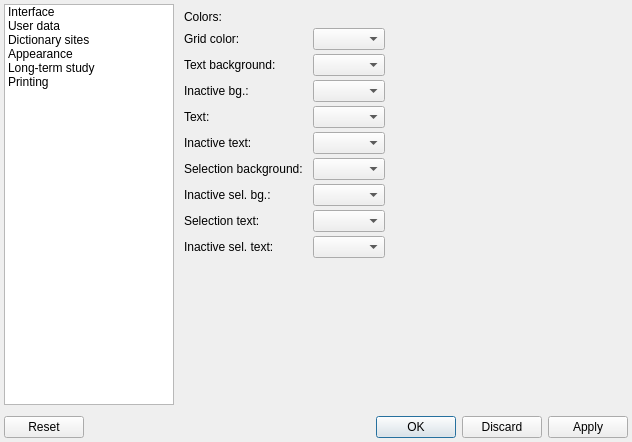
This is settingsform.ui in z1dev/zkanji as Qt 5 draws it before an edit. The edited form follows.
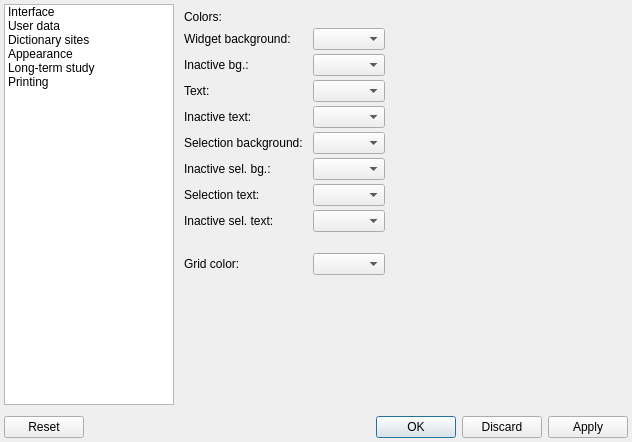
This is the edited form. The open tabs and pages were chosen to show the change. Icons and pictures are not drawn. Custom widgets are drawn as their Qt base class.

Commit message: * Added "grid" to color lookup function. * Added bar chart class called ZStatView.

Diff of the .ui file:
```diff
--- a/settingsform.ui
+++ b/settingsform.ui
@@ -3013,31 +3013,14 @@
                </widget>
               </item>
               <item row="1" column="0">
-               <widget class="QLabel" name="label_60">
-                <property name="text">
-                 <string>Grid color:</string>
-                </property>
-               </widget>
-              </item>
-              <item row="1" column="1">
-               <widget class="ZColorComboBox" name="colGridCBox">
-                <property name="sizePolicy">
-                 <sizepolicy hsizetype="Fixed" vsizetype="Fixed">
-                  <horstretch>0</horstretch>
-                  <verstretch>0</verstretch>
-                 </sizepolicy>
-                </property>
-               </widget>
-              </item>
-              <item row="2" column="0">
                <widget class="QLabel" name="label_59">
                 <property name="text">
-                 <string>Text background:</string>
+                 <string>Widget background:</string>
                 </property>
                </widget>
               </item>
-              <item row="2" column="1">
-               <widget class="ZColorComboBox" name="bgGridCBox">
+              <item row="1" column="1">
+               <widget class="ZColorComboBox" name="colBgCBox">
                 <property name="sizePolicy">
                  <sizepolicy hsizetype="Fixed" vsizetype="Fixed">
                   <horstretch>0</horstretch>
@@ -3046,15 +3029,15 @@
                 </property>
                </widget>
               </item>
-              <item row="3" column="0">
+              <item row="2" column="0">
                <widget class="QLabel" name="label_118">
                 <property name="text">
                  <string>Inactive bg.:</string>
                 </property>
                </widget>
               </item>
-              <item row="3" column="1">
-               <widget class="ZColorComboBox" name="bgiGridCBox">
+              <item row="2" column="1">
+               <widget class="ZColorComboBox" name="coliBgCBox">
                 <property name="sizePolicy">
                  <sizepolicy hsizetype="Fixed" vsizetype="Fixed">
                   <horstretch>0</horstretch>
@@ -3063,15 +3046,15 @@
                 </property>
                </widget>
               </item>
-              <item row="4" column="0">
+              <item row="3" column="0">
                <widget class="QLabel" name="label_72">
                 <property name="text">
                  <string>Text:</string>
                 </property>
                </widget>
               </item>
-              <item row="4" column="1">
-               <widget class="ZColorComboBox" name="textGridCBox">
+              <item row="3" column="1">
+               <widget class="ZColorComboBox" name="colTextCBox">
                 <property name="sizePolicy">
                  <sizepolicy hsizetype="Fixed" vsizetype="Fixed">
                   <horstretch>0</horstretch>
@@ -3080,15 +3063,15 @@
                 </property>
                </widget>
               </item>
-              <item row="5" column="0">
+              <item row="4" column="0">
                <widget class="QLabel" name="label_120">
                 <property name="text">
                  <string>Inactive text:</string>
                 </property>
                </widget>
               </item>
-              <item row="5" column="1">
-               <widget class="ZColorComboBox" name="textiGridCBox">
+              <item row="4" column="1">
+               <widget class="ZColorComboBox" name="coliTextCBox">
                 <property name="sizePolicy">
                  <sizepolicy hsizetype="Fixed" vsizetype="Fixed">
                   <horstretch>0</horstretch>
@@ -3097,15 +3080,15 @@
                 </property>
                </widget>
               </item>
-              <item row="6" column="0">
+              <item row="5" column="0">
                <widget class="QLabel" name="label_99">
                 <property name="text">
                  <string>Selection background:</string>
                 </property>
                </widget>
               </item>
-              <item row="6" column="1">
-               <widget class="ZColorComboBox" name="selbgGridCBox">
+              <item row="5" column="1">
+               <widget class="ZColorComboBox" name="colSelBgCBox">
                 <property name="sizePolicy">
                  <sizepolicy hsizetype="Fixed" vsizetype="Fixed">
                   <horstretch>0</horstretch>
@@ -3114,15 +3097,15 @@
                 </property>
                </widget>
               </item>
-              <item row="7" column="0">
+              <item row="6" column="0">
                <widget class="QLabel" name="label_121">
                 <property name="text">
                  <string>Inactive sel. bg.:</string>
                 </property>
                </widget>
               </item>
-              <item row="7" column="1">
-               <widget class="ZColorComboBox" name="selbgiGridCBox">
+              <item row="6" column="1">
+               <widget class="ZColorComboBox" name="coliSelBgCBox">
                 <property name="sizePolicy">
                  <sizepolicy hsizetype="Fixed" vsizetype="Fixed">
                   <horstretch>0</horstretch>
@@ -3131,15 +3114,15 @@
                 </property>
                </widget>
               </item>
-              <item row="8" column="0">
+              <item row="7" column="0">
                <widget class="QLabel" name="label_117">
                 <property name="text">
                  <string>Selection text:</string>
                 </property>
                </widget>
               </item>
-              <item row="8" column="1">
-               <widget class="ZColorComboBox" name="seltextGridCBox">
+              <item row="7" column="1">
+               <widget class="ZColorComboBox" name="colSelTextCBox">
                 <property name="sizePolicy">
                  <sizepolicy hsizetype="Fixed" vsizetype="Fixed">
                   <horstretch>0</horstretch>
@@ -3148,22 +3131,55 @@
                 </property>
                </widget>
               </item>
-              <item row="9" column="0">
+              <item row="8" column="0">
                <widget class="QLabel" name="label_122">
                 <property name="text">
                  <string>Inactive sel. text:</string>
                 </property>
                </widget>
               </item>
+              <item row="8" column="1">
+               <widget class="ZColorComboBox" name="coliSelTextCBox">
+                <property name="sizePolicy">
+                 <sizepolicy hsizetype="Fixed" vsizetype="Fixed">
+                  <horstretch>0</horstretch>
+                  <verstretch>0</verstretch>
+                 </sizepolicy>
+                </property>
+               </widget>
+              </item>
+              <item row="10" column="0">
+               <widget class="QLabel" name="label_60">
+                <property name="text">
+                 <string>Grid color:</string>
+                </property>
+               </widget>
+              </item>
+              <item row="10" column="1">
+               <widget class="ZColorComboBox" name="colGridCBox">
+                <property name="sizePolicy">
+                 <sizepolicy hsizetype="Fixed" vsizetype="Fixed">
+                  <horstretch>0</horstretch>
+                  <verstretch>0</verstretch>
+                 </sizepolicy>
+                </property>
+               </widget>
+              </item>
               <item row="9" column="1">
-               <widget class="ZColorComboBox" name="seltextiGridCBox">
-                <property name="sizePolicy">
-                 <sizepolicy hsizetype="Fixed" vsizetype="Fixed">
-                  <horstretch>0</horstretch>
-                  <verstretch>0</verstretch>
-                 </sizepolicy>
+               <spacer name="verticalSpacer_33">
+                <property name="orientation">
+                 <enum>Qt::Vertical</enum>
                 </property>
-               </widget>
+                <property name="sizeType">
+                 <enum>QSizePolicy::Fixed</enum>
+                </property>
+                <property name="sizeHint" stdset="0">
+                 <size>
+                  <width>20</width>
+                  <height>13</height>
+                 </size>
+                </property>
+               </spacer>
               </item>
              </layout>
             </widget>
```
Left out of the diff: 107 changed lines with no effect on the pictures. The commit also changes 20 other files.
